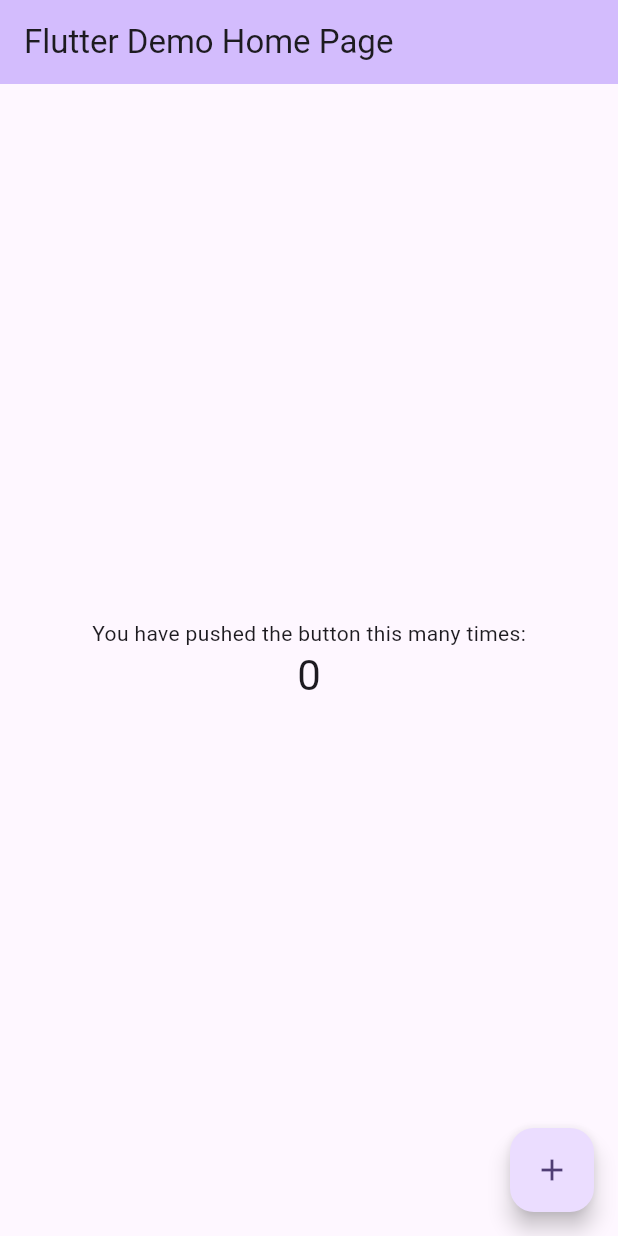
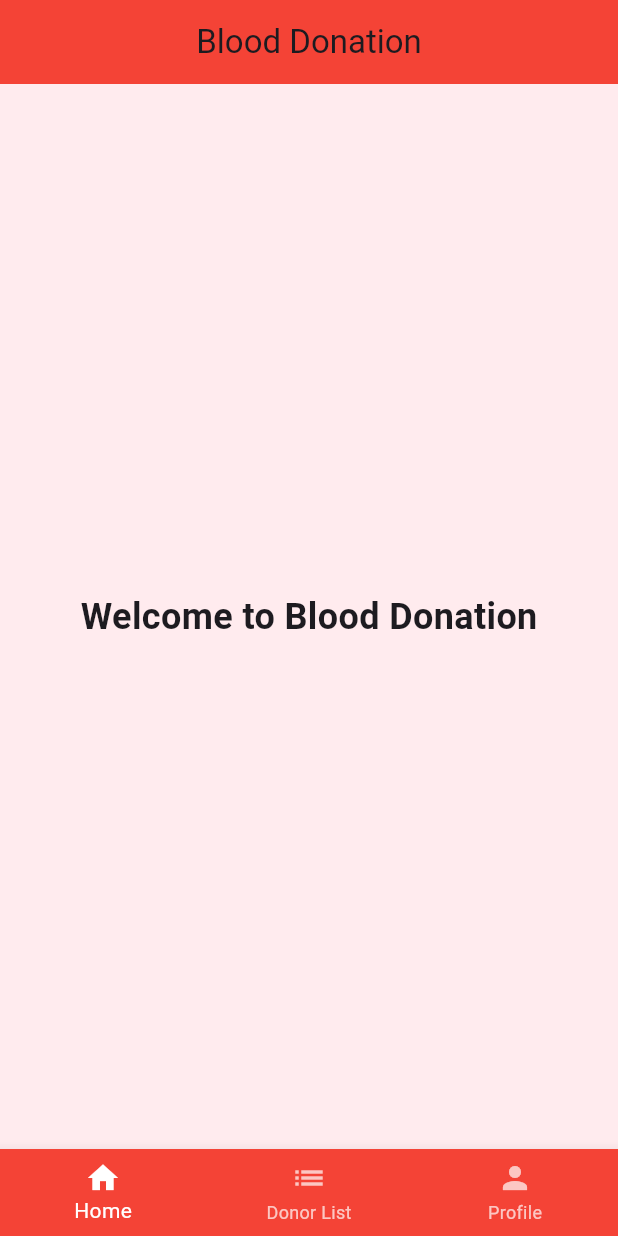
Before and after one commit to siam1884/project02, a Flutter app: the screen it shows after launch, on a phone screen of 412 x 824 dp. Run offline on Flutter 3.47's test engine with Material 3 defaults, Android fonts, the phone set to English and light mode, and no system bars.

Commit message:
Update main.dart

```diff
--- a/lib/main.dart
+++ b/lib/main.dart
@@ -1,125 +1,63 @@
 import 'package:flutter/material.dart';
+import 'donorlist.dart';
 
 void main() {
-  runApp(const MyApp());
+  runApp(BloodDonationApp());
 }
 
-class MyApp extends StatelessWidget {
-  const MyApp({super.key});
-
-  // This widget is the root of your application.
+class BloodDonationApp extends StatelessWidget {
   @override
   Widget build(BuildContext context) {
     return MaterialApp(
-      title: 'Flutter Demo',
-      theme: ThemeData(
-        // This is the theme of your application.
-        //
-        // TRY THIS: Try running your application with "flutter run". You'll see
-        // the application has a purple toolbar. Then, without quitting the app,
-        // try changing the seedColor in the colorScheme below to Colors.green
-        // and then invoke "hot reload" (save your changes or press the "hot
-        // reload" button in a Flutter-supported IDE, or press "r" if you used
-        // the command line to start the app).
-        //
-        // Notice that the counter didn't reset back to zero; the application
-        // state is not lost during the reload. To reset the state, use hot
-        // restart instead.
-        //
-        // This works for code too, not just values: Most code changes can be
-        // tested with just a hot reload.
-        colorScheme: ColorScheme.fromSeed(seedColor: Colors.deepPurple),
-        useMaterial3: true,
-      ),
-      home: const MyHomePage(title: 'Flutter Demo Home Page'),
+      debugShowCheckedModeBanner: false,
+      title: 'Blood Donation',
+      theme: ThemeData(primarySwatch: Colors.red),
+      home: HomePage(),
     );
   }
 }
 
-class MyHomePage extends StatefulWidget {
-  const MyHomePage({super.key, required this.title});
-
-  // This widget is the home page of your application. It is stateful, meaning
-  // that it has a State object (defined below) that contains fields that affect
-  // how it looks.
-
-  // This class is the configuration for the state. It holds the values (in this
-  // case the title) provided by the parent (in this case the App widget) and
-  // used by the build method of the State. Fields in a Widget subclass are
-  // always marked "final".
-
-  final String title;
-
+class HomePage extends StatefulWidget {
   @override
-  State<MyHomePage> createState() => _MyHomePageState();
+  _HomePageState createState() => _HomePageState();
 }
 
-class _MyHomePageState extends State<MyHomePage> {
-  int _counter = 0;
+class _HomePageState extends State<HomePage> {
+  int _selectedIndex = 0;
 
-  void _incrementCounter() {
-    setState(() {
-      // This call to setState tells the Flutter framework that something has
-      // changed in this State, which causes it to rerun the build method below
-      // so that the display can reflect the updated values. If we changed
-      // _counter without calling setState(), then the build method would not be
-      // called again, and so nothing would appear to happen.
-      _counter++;
-    });
+  void _onItemTapped(int index) {
+    if (index == 1) {
+      Navigator.push(
+        context,
+        MaterialPageRoute(builder: (context) => DonorListPage()),
+      );
+    }
   }
 
   @override
   Widget build(BuildContext context) {
-    // This method is rerun every time setState is called, for instance as done
-    // by the _incrementCounter method above.
-    //
-    // The Flutter framework has been optimized to make rerunning build methods
-    // fast, so that you can just rebuild anything that needs updating rather
-    // than having to individually change instances of widgets.
     return Scaffold(
       appBar: AppBar(
-        // TRY THIS: Try changing the color here to a specific color (to
-        // Colors.amber, perhaps?) and trigger a hot reload to see the AppBar
-        // change color while the other colors stay the same.
-        backgroundColor: Theme.of(context).colorScheme.inversePrimary,
-        // Here we take the value from the MyHomePage object that was created by
-        // the App.build method, and use it to set our appbar title.
-        title: Text(widget.title),
+        title: Center(child: Text('Blood Donation')),
+        backgroundColor: Colors.red,
       ),
       body: Center(
-        // Center is a layout widget. It takes a single child and positions it
-        // in the middle of the parent.
-        child: Column(
-          // Column is also a layout widget. It takes a list of children and
-          // arranges them vertically. By default, it sizes itself to fit its
-          // children horizontally, and tries to be as tall as its parent.
-          //
-          // Column has various properties to control how it sizes itself and
-          // how it positions its children. Here we use mainAxisAlignment to
-          // center the children vertically; the main axis here is the vertical
-          // axis because Columns are vertical (the cross axis would be
-          // horizontal).
-          //
-          // TRY THIS: Invoke "debug painting" (choose the "Toggle Debug Paint"
-          // action in the IDE, or press "p" in the console), to see the
-          // wireframe for each widget.
-          mainAxisAlignment: MainAxisAlignment.center,
-          children: <Widget>[
-            const Text(
-              'You have pushed the button this many times:',
-            ),
-            Text(
-              '$_counter',
-              style: Theme.of(context).textTheme.headlineMedium,
-            ),
-          ],
-        ),
+        child: Text('Welcome to Blood Donation',
+            style: TextStyle(fontSize: 24, fontWeight: FontWeight.bold)),
       ),
-      floatingActionButton: FloatingActionButton(
-        onPressed: _incrementCounter,
-        tooltip: 'Increment',
-        child: const Icon(Icons.add),
-      ), // This trailing comma makes auto-formatting nicer for build methods.
+      bottomNavigationBar: BottomNavigationBar(
+        backgroundColor: Colors.red,
+        selectedItemColor: Colors.white,
+        unselectedItemColor: Colors.white70,
+        items: [
+          BottomNavigationBarItem(icon: Icon(Icons.home), label: 'Home'),
+          BottomNavigationBarItem(icon: Icon(Icons.list), label: 'Donor List'),
+          BottomNavigationBarItem(icon: Icon(Icons.person), label: 'Profile'),
+        ],
+        currentIndex: _selectedIndex,
+        onTap: _onItemTapped,
+      ),
+      backgroundColor: Colors.red.shade50,
     );
   }
 }
```
